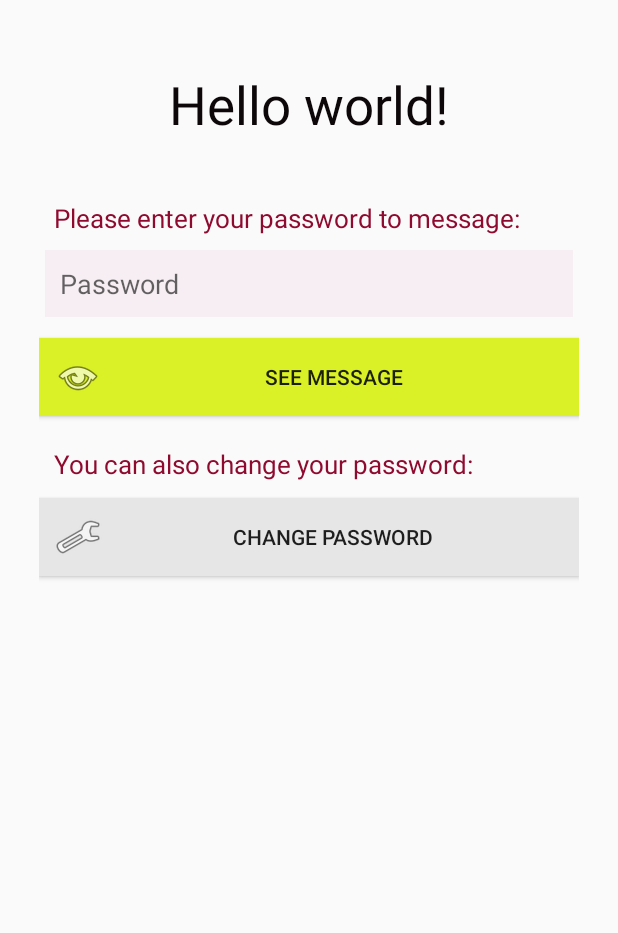
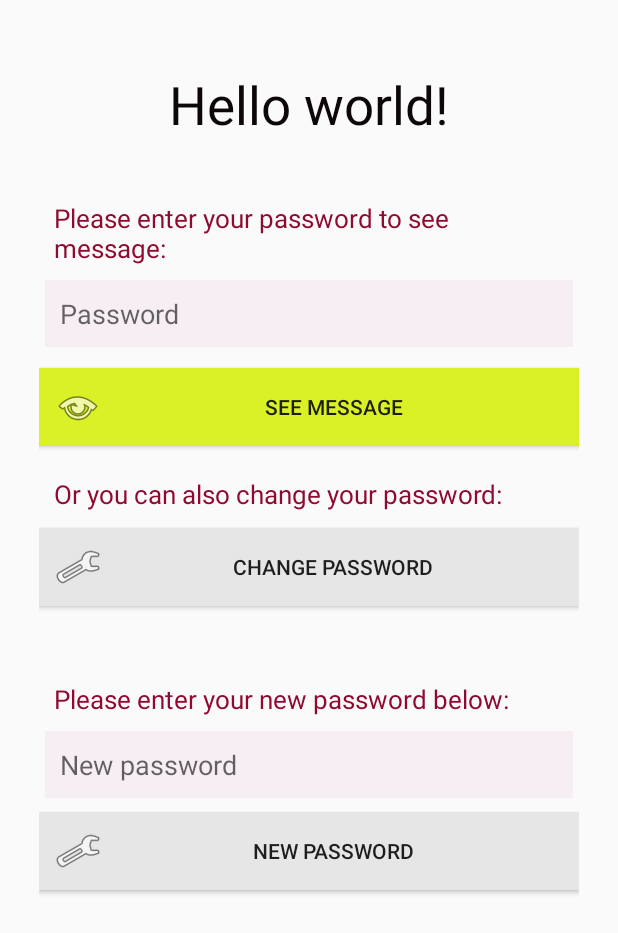
Before and after one commit to Kraudia/android-kotlin, an Android app: the layout activity_main.xml on its own in the app's theme, with its tools: preview values and no code run, on a phone screen of 412 x 824 dp. Shown: the top 933 px of the screen. Run offline under Robolectric (Android 15) with nearby library versions, the phone set to English and light mode, and no system bars.

Commit message:
compile Anko Commons and SQLite

```diff
--- a/app/build.gradle
+++ b/app/build.gradle
@@ -1,5 +1,6 @@
 apply plugin: 'com.android.application'
 apply plugin: 'kotlin-android'
+apply plugin: 'kotlin-android-extensions'
 
 android {
     compileSdkVersion 24
@@ -28,6 +29,8 @@ dependencies {
     compile 'com.android.support:appcompat-v7:24.2.1'
     testCompile 'junit:junit:4.12'
     compile "org.jetbrains.kotlin:kotlin-stdlib-jre7:$kotlin_version"
+    compile "org.jetbrains.anko:anko-commons:0.10.1"
+    compile 'org.jetbrains.anko:anko-sqlite:0.10.0'
 }
 repositories {
     mavenCentral()
--- a/app/src/main/java/com/example/student/myapplication/MainActivity.kt
+++ b/app/src/main/java/com/example/student/myapplication/MainActivity.kt
@@ -2,6 +2,10 @@ package com.example.student.myapplication
 
 import android.support.v7.app.AppCompatActivity
 import android.os.Bundle
+import android.view.View
+import kotlinx.android.synthetic.main.activity_main.*
+import org.jetbrains.anko.alert
+import org.jetbrains.anko.toast
 
 class MainActivity : AppCompatActivity() {
 
@@ -9,5 +13,18 @@ class MainActivity : AppCompatActivity() {
         super.onCreate(savedInstanceState)
         setContentView(R.layout.activity_main)
 
+        new_password_textview.setVisibility(View.GONE)
+        new_password_edittext.setVisibility(View.GONE)
+        new_password_button.setVisibility(View.GONE)
+
+        see_message_button.setOnClickListener {
+            showMessage()
+        }
+    }
+
+    private fun showMessage() {
+        alert(R.string.fail_password_message, R.string.fail_password_title) {
+            positiveButton(R.string.close) { }
+        }.show()
     }
 }
--- a/app/src/main/res/layout/activity_main.xml
+++ b/app/src/main/res/layout/activity_main.xml
@@ -57,10 +57,10 @@
                 android:layout_margin="4dp" />
 
             <Button
+                android:id="@+id/see_message_button"
                 android:text="@string/see"
                 android:layout_width="fill_parent"
                 android:layout_height="wrap_content"
-                android:id="@+id/button_see"
                 android:layout_marginTop="10dp"
                 android:padding="10dp"
                 android:background="@color/colorButton"
@@ -89,6 +89,43 @@
                 android:background="@color/colorSecondary"
                 android:drawableLeft="@android:drawable/ic_menu_preferences"
                 tools:ignore="RtlHardcoded" />
+
+            <TextView
+                android:id="@+id/new_password_textview"
+                android:layout_width="fill_parent"
+                android:layout_height="wrap_content"
+                android:paddingTop="20dp"
+                android:paddingLeft="10dp"
+                android:paddingRight="10dp"
+                android:paddingBottom="5dp"
+                android:text="@string/new_password_label"
+                android:textColor="@color/colorPrimaryDark"
+                android:textSize="17sp" />
+
+            <EditText
+                android:id="@+id/new_password_edittext"
+                android:layout_width="fill_parent"
+                android:layout_height="wrap_content"
+                android:layout_marginTop="5dp"
+                android:maxLines="1"
+                android:background="@color/light"
+                android:gravity="center_vertical"
+                android:hint="@string/new_password"
+                android:inputType="textPassword"
+                android:padding="10dp"
+                android:layout_margin="4dp" />
+
+            <Button
+                android:id="@+id/new_password_button"
+                android:text="@string/new_password"
+                android:layout_width="fill_parent"
+                android:layout_height="wrap_content"
+                android:layout_marginTop="5dp"
+                android:layout_marginBottom="30dp"
+                android:padding="10dp"
+                android:background="@color/colorSecondary"
+                android:drawableLeft="@android:drawable/ic_menu_preferences"
+                tools:ignore="RtlHardcoded" />
         </LinearLayout>
     </RelativeLayout>
 </ScrollView>
--- a/app/src/main/res/values/strings.xml
+++ b/app/src/main/res/values/strings.xml
@@ -1,19 +1,28 @@
 <resources>
     <string name="app_name">My Application</string>
-    <string name="back">Back</string>
     <string name="hello_world">Hello world!</string>
+
     <string name="password">Password</string>
-    <string name="password_label">Please enter your password to message:</string>
+    <string name="password_label">Please enter your password to see message:</string>
+
     <string name="old_password">Old password</string>
     <string name="old_password_label">Please enter your old password below:</string>
+
     <string name="new_password">New password</string>
     <string name="new_password_label">Please enter your new password below:</string>
+
     <string name="change_password">Change password</string>
-    <string name="change_password_label">You can also change your password:</string>
+    <string name="change_password_label">Or you can also change your password:</string>
 
     <string name="message">Message</string>
     <string name="change_message">Change message</string>
     <string name="no_message">No message.</string>
     <string name="see">See message</string>
+
+    <string name="back">Back</string>
+    <string name="close">Close</string>
     <string name="submit">Submit</string>
+
+    <string name="fail_password_title">Fail</string>
+    <string name="fail_password_message">Invalid password.</string>
 </resources>
```
